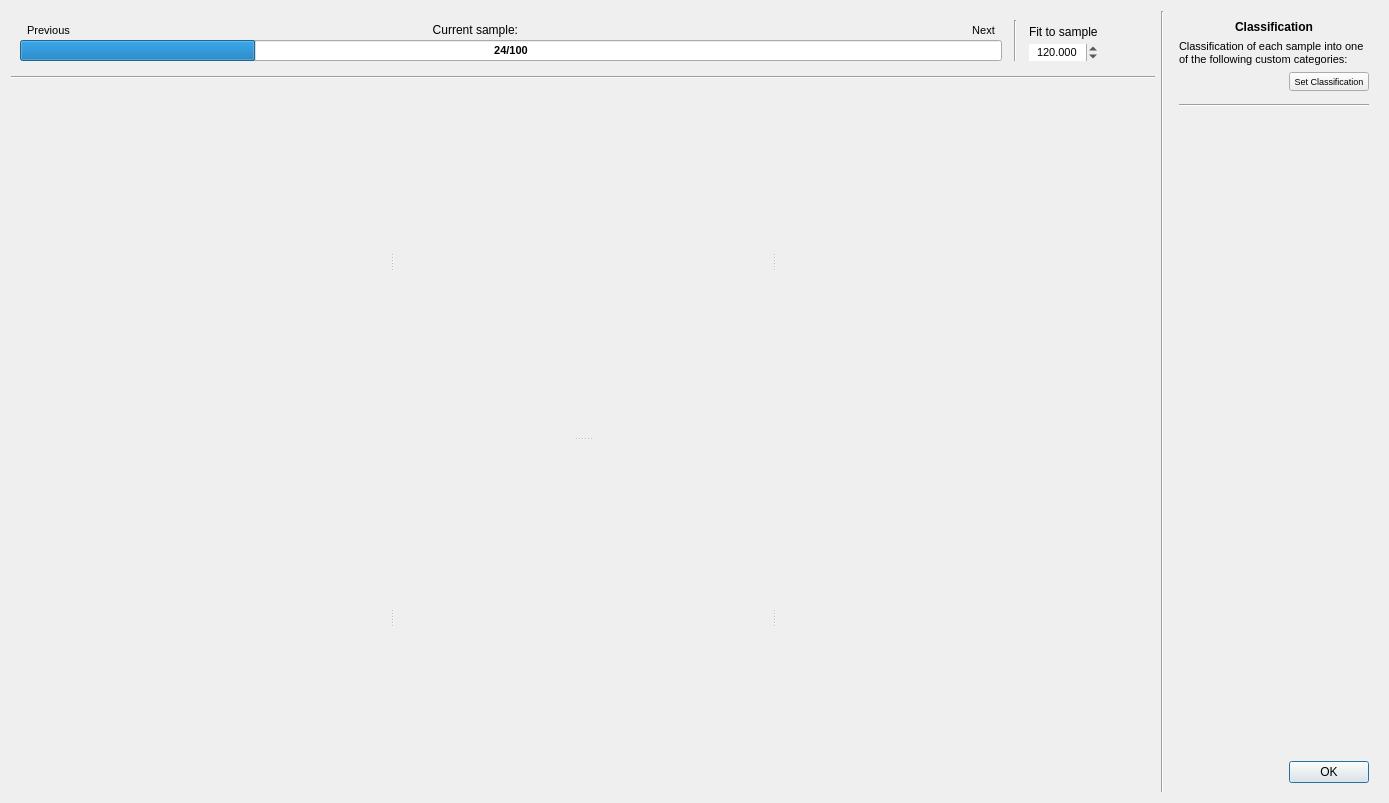
This is ui/classification_dialog.ui in SMByC/AcATaMa as Qt 5 draws it before an edit. The edited form follows.
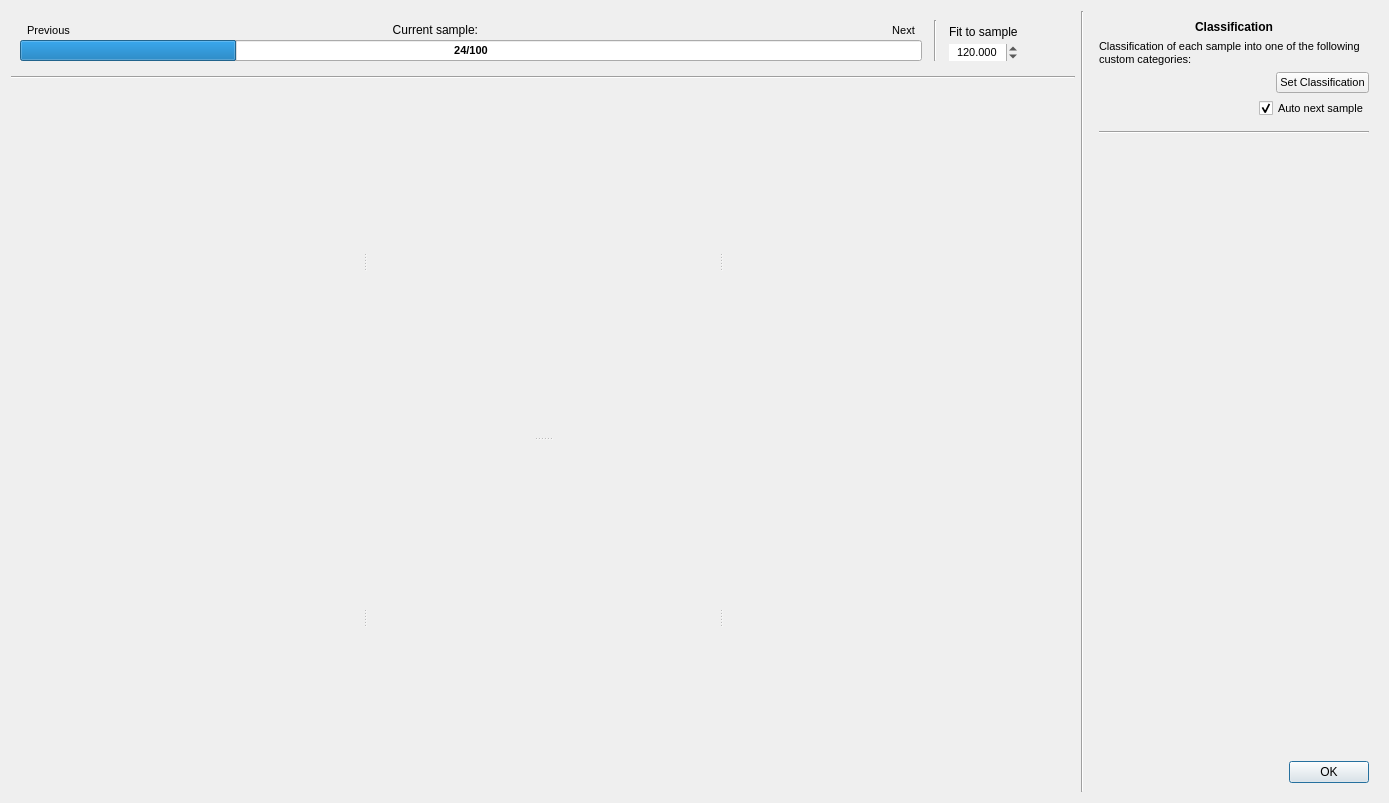
This is the edited form. Icons and pictures are not drawn. Custom widgets are drawn as their Qt base class.

Commit message: Added options for set if yes/no automatically follows the next sample

```diff
--- a/ui/classification_dialog.ui
+++ b/ui/classification_dialog.ui
@@ -377,33 +377,54 @@
           </spacer>
          </item>
          <item>
-          <spacer name="horizontalSpacer_4">
+          <widget class="QPushButton" name="SetClassification">
+           <property name="font">
+            <font>
+             <pointsize>8</pointsize>
+            </font>
+           </property>
+           <property name="text">
+            <string>Set Classification</string>
+           </property>
+           <property name="flat">
+            <bool>false</bool>
+           </property>
+          </widget>
+         </item>
+        </layout>
+       </widget>
+      </item>
+      <item>
+       <widget class="QWidget" name="widget" native="true">
+        <layout class="QHBoxLayout" name="horizontalLayout_4">
+         <property name="margin">
+          <number>0</number>
+         </property>
+         <item>
+          <spacer name="horizontalSpacer_5">
            <property name="orientation">
             <enum>Qt::Horizontal</enum>
            </property>
-           <property name="sizeType">
-            <enum>QSizePolicy::Fixed</enum>
-           </property>
            <property name="sizeHint" stdset="0">
             <size>
-             <width>70</width>
+             <width>40</width>
              <height>20</height>
             </size>
            </property>
           </spacer>
          </item>
          <item>
-          <widget class="QPushButton" name="SetClassification">
+          <widget class="QCheckBox" name="autoNextSample">
            <property name="font">
             <font>
-             <pointsize>7</pointsize>
+             <pointsize>8</pointsize>
             </font>
            </property>
            <property name="text">
-            <string>Set Classification</string>
+            <string>Auto next sample</string>
            </property>
-           <property name="flat">
-            <bool>false</bool>
+           <property name="checked">
+            <bool>true</bool>
            </property>
           </widget>
          </item>
@@ -455,8 +476,8 @@
           <rect>
            <x>0</x>
            <y>0</y>
-           <width>297</width>
-           <height>521</height>
+           <width>270</width>
+           <height>458</height>
           </rect>
          </property>
          <layout class="QVBoxLayout" name="verticalLayout_5">
@@ -487,6 +508,22 @@
         </widget>
        </widget>
       </item>
+      <item>
+       <spacer name="horizontalSpacer_4">
+        <property name="orientation">
+         <enum>Qt::Horizontal</enum>
+        </property>
+        <property name="sizeType">
+         <enum>QSizePolicy::Fixed</enum>
+        </property>
+        <property name="sizeHint" stdset="0">
+         <size>
+          <width>270</width>
+          <height>20</height>
+         </size>
+        </property>
+       </spacer>
+      </item>
       <item>
        <widget class="QDialogButtonBox" name="buttonBox">
         <property name="orientation">
```
Left out of the diff: 3 changed lines with no effect on the pictures. The commit also changes 1 other file.
